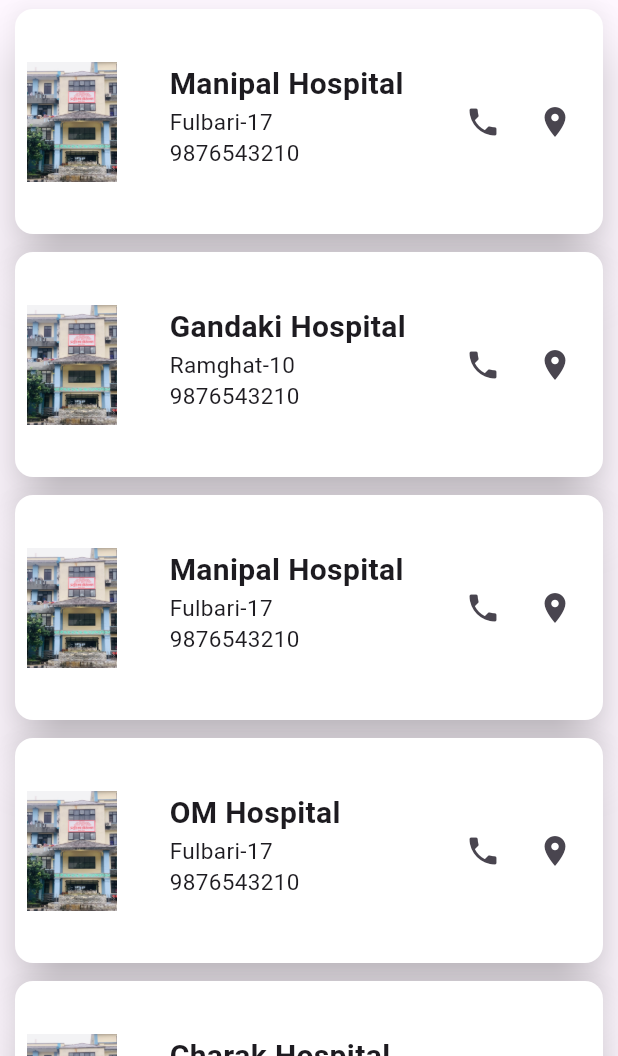
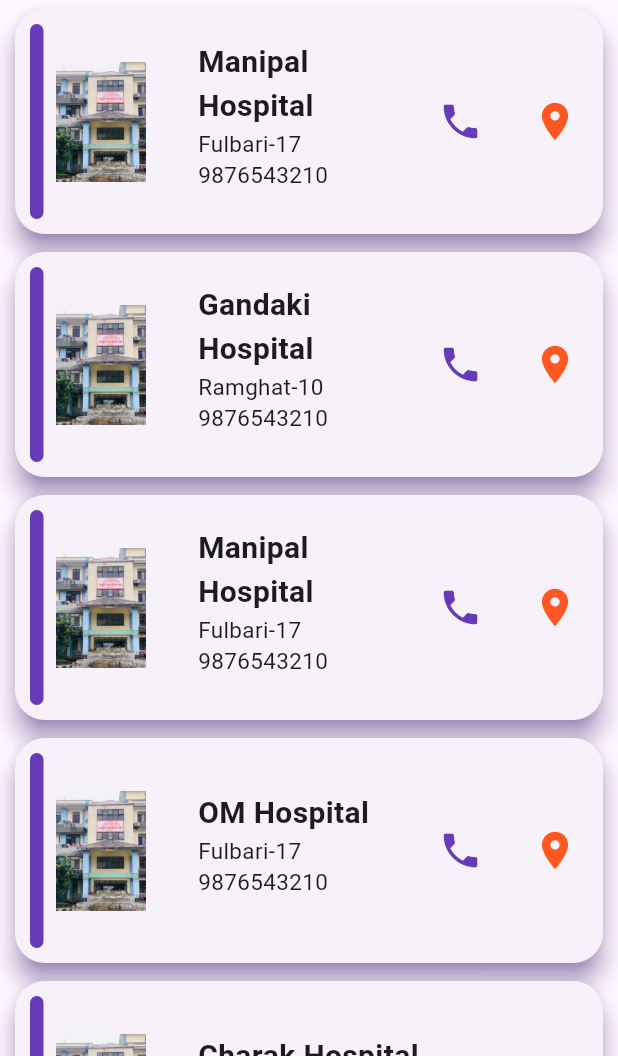
Before and after one commit to Suman8175/Hamro-Pokhara, a Flutter app: the screen it shows after launch, after a tap on "Police", on a phone screen of 412 x 824 dp, the part 180-1236 px from its top. Run offline on Flutter 3.47's test engine with Material 3 defaults, Android fonts, the phone set to English and light mode, and no system bars; our stand-ins replace easy_localization, shared_preferences.

Commit message:
Data Listing added

```diff
--- a/lib/features/screens/home_screen/basic_categories.dart
+++ b/lib/features/screens/home_screen/basic_categories.dart
@@ -26,7 +26,7 @@ class BasicCategories extends StatelessWidget {
             itemBuilder: (context, index) {
               return GestureDetector(
                 onTap: () {
-                  print(GlobalVariables.categoryImages[index]['title']!);
+                  debugPrint(GlobalVariables.categoryImages[index]['title']!);
                 },
                 child: Column(
                   children: [
--- a/lib/features/screens/home_screen/dataListing/data_listing.dart
+++ b/lib/features/screens/home_screen/dataListing/data_listing.dart
@@ -120,31 +120,46 @@ class _DataListingState extends State<DataListing> {
                     itemCount: itemCount,
                     itemBuilder: (context, index) {
                       return Card(
-                        elevation: 15,
-                        color: Color.fromARGB(255, 255, 255, 255),
+                        elevation: 7,
+                        shadowColor: Colors.deepPurple,
                         margin: const EdgeInsets.symmetric(
                             horizontal: 10, vertical: 6),
+                        shape: const RoundedRectangleBorder(
+                            borderRadius:
+                                BorderRadius.all(Radius.circular(20))),
+                        child: Row(
+                          children: [
+                            const SizedBox(
+                              width: 10,
+                            ),
+                            Container(
+                              height: 130,
+                              width: 9,
+                              decoration: BoxDecoration(
+                                  borderRadius: BorderRadius.circular(12),
+                                  color: Colors.deepPurple),
+                            ),
+                            Expanded(
                               child: Container(
                                 height: 150,
                                 padding: const EdgeInsets.all(8),
                                 child: Row(
-                            mainAxisAlignment: MainAxisAlignment.spaceBetween,
+                                  mainAxisAlignment:
+                                      MainAxisAlignment.spaceBetween,
                                   crossAxisAlignment: CrossAxisAlignment.center,
                                   children: [
-                              SizedBox(
-                                // width: 50,
+                                    Image.asset(
+                                      hospitals[index].imageUrl,
                                       height: 80,
-                                child: Image.asset(
-                                  hospitals[index].imageUrl,
-                                  fit: BoxFit.fill,
-                                ),
+                                      // width: 100,
                                     ),
                                     Expanded(
                                       child: Container(
                                         padding: const EdgeInsets.only(
                                             left: 35, bottom: 8),
                                         child: Column(
-                                    mainAxisAlignment: MainAxisAlignment.center,
+                                          mainAxisAlignment:
+                                              MainAxisAlignment.center,
                                           crossAxisAlignment:
                                               CrossAxisAlignment.start,
                                           children: [
@@ -174,14 +189,25 @@ class _DataListingState extends State<DataListing> {
                                     Row(
                                       children: [
                                         IconButton(
-                                    icon: const Icon(Icons.phone),
+                                          icon: const Icon(
+                                            Icons.phone,
+                                            color: Colors.deepPurple,
+                                            size: 30,
+                                          ),
                                           onPressed: () {
                                             // Add phone icon click action here
                                             print('Phone icon clicked');
                                           },
                                         ),
+                                        const SizedBox(
+                                          width: 15,
+                                        ),
                                         IconButton(
-                                    icon: const Icon(Icons.location_on),
+                                          icon: const Icon(
+                                            Icons.location_on,
+                                            size: 30,
+                                            color: Colors.deepOrange,
+                                          ),
                                           onPressed: () {
                                             // Add location icon click action here
                                             print('Location icon clicked');
@@ -191,6 +217,9 @@ class _DataListingState extends State<DataListing> {
                                     ),
                                   ],
                                 ),
+                              ),
+                            ),
+                          ],
                         ),
                       );
                     },
--- a/lib/features/screens/home_screen/top_categories.dart
+++ b/lib/features/screens/home_screen/top_categories.dart
@@ -22,11 +22,13 @@ class TopCategories extends StatelessWidget {
             itemBuilder: (context, index) {
               return GestureDetector(
                 onTap: () {
-                  Navigator.of(context).push(
-                      MaterialPageRoute(builder: (context) => DataListing()));
+                  Navigator.push(
+                      (context),
+                      MaterialPageRoute(
+                          builder: (context) => const DataListing()));
                 },
                 child: Padding(
-                  padding: EdgeInsets.only(right: 20),
+                  padding: const EdgeInsets.only(right: 20),
                   child: Column(
                     children: [
                       Container(
```
Also changed, not shown: lib/features/models/data/color_fetch/colors_getter.dart (+13 -11 lines). Lines whose indentation alone changed are shown as unchanged.
